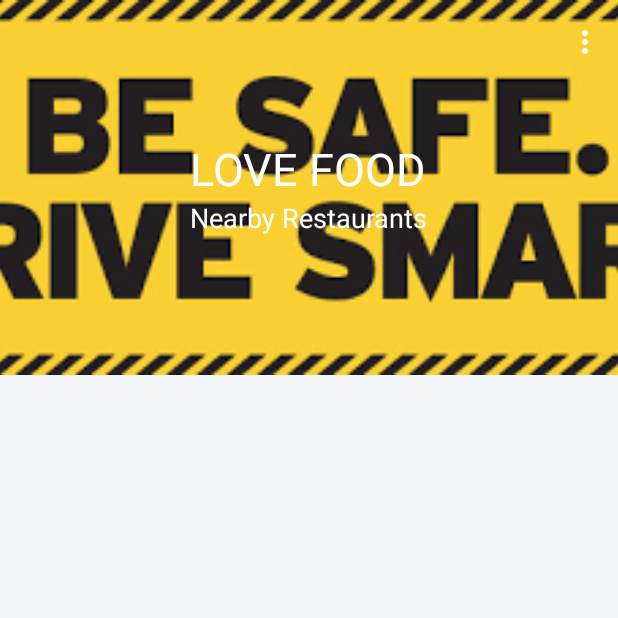
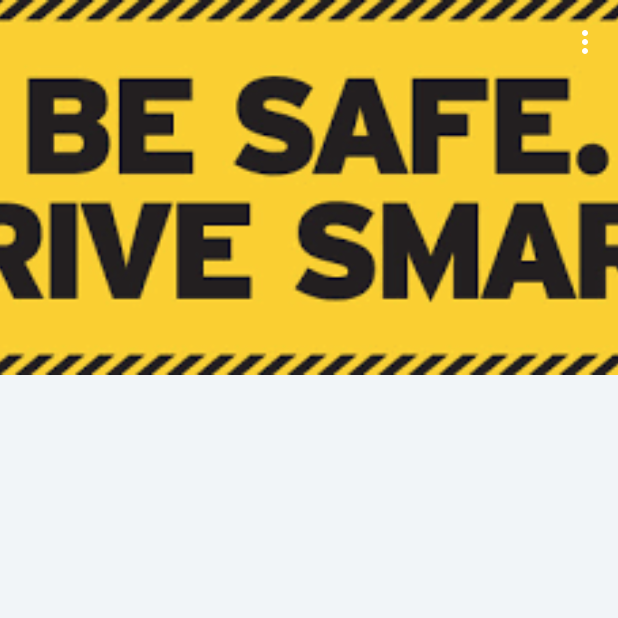
Before and after one commit to shreyas-dhoot/SafeDrive, an Android app: the screen it shows after launch (MainActivity), on a phone screen of 412 x 824 dp, the top half of it. Run offline under Robolectric (Android 15) with nearby library versions, the phone set to English and light mode, and no system bars; pictures from the network do not load; 1 statement that could not run was skipped.

Commit message:
Colour yellow. Theme.

```diff
--- a/app/src/main/java/com/example/android/myapplication/MainActivity.java
+++ b/app/src/main/java/com/example/android/myapplication/MainActivity.java
@@ -30,6 +30,7 @@ import android.support.v7.widget.DefaultItemAnimator;
 import android.support.v7.widget.RecyclerView;
 import android.util.TypedValue;
 import android.widget.ImageView;
+import android.widget.Toast;
 
 import com.bumptech.glide.Glide;
 import com.google.android.gms.common.ConnectionResult;
--- a/app/src/main/java/com/example/android/myapplication/VenueAdapter.java
+++ b/app/src/main/java/com/example/android/myapplication/VenueAdapter.java
@@ -53,8 +53,8 @@ import static com.example.android.myapplication.MainActivity.db;
 public class VenueAdapter extends RecyclerView.Adapter<VenueAdapter.MyViewHolder> {
 
 
-    private final String        CLIENT_ID = "Y5OO4ER5INNX034EARQRNY2NR1CNWNKNZ04L0IEUYJNLLFOS";
-    private final String        CLIENT_SECRET = "0ZUI1RJHNUTAAGVP503PZBZOMPEXHUQ3S33BPGXZR00LOO1U";
+    private final String        CLIENT_ID = "553TDCNOZW5A3KAJW5PVPYP0KXSMYONPKNXPJSYHUNUE2M1C";
+    private final String        CLIENT_SECRET = "XRXHA01SCCOTOERO0UILSKGKIGDAUAUU1H4AGBBAXPR20TX0";
     private final String        PREFIX_URL = "https://api.foursquare.com/v2/venues/";
     private final String        SUFFIX_URL = "?client_id="+CLIENT_ID+"&client_secret="+CLIENT_SECRET+"&v=20130815";
     private final String        SIZE_PHOTO = "100x100";
--- a/app/src/main/res/layout/activity_main.xml
+++ b/app/src/main/res/layout/activity_main.xml
@@ -38,29 +38,6 @@
                     android:scaleType="centerCrop"
                     app:layout_collapseMode="parallax" />
 
-                <LinearLayout
-                    android:layout_width="wrap_content"
-                    android:layout_height="wrap_content"
-                    android:layout_centerInParent="true"
-                    android:gravity="center_horizontal"
-                    android:orientation="vertical">
-
-                    <TextView
-                        android:id="@+id/love_music"
-                        android:layout_width="wrap_content"
-                        android:layout_height="wrap_content"
-                        android:text="@string/backdrop_title"
-                        android:textColor="@android:color/white"
-                        android:textSize="@dimen/backdrop_title" />
-
-                    <TextView
-                        android:layout_width="wrap_content"
-                        android:layout_height="wrap_content"
-                        android:text="@string/backdrop_subtitle"
-                        android:textColor="@android:color/white"
-                        android:textSize="@dimen/backdrop_subtitle" />
-
-                </LinearLayout>
             </RelativeLayout>
 
             <android.support.v7.widget.Toolbar
--- a/app/src/main/res/layout/navigate.xml
+++ b/app/src/main/res/layout/navigate.xml
@@ -9,7 +9,7 @@
         android:layout_width="match_parent"
         android:layout_height="wrap_content"
         app:mtf_openKeyboardOnFocus="true"
-        app:mtf_labelColor="@color/White"
+        app:mtf_labelColor="@color/Black"
         >
         <EditText
             android:hint="Enter Speed"
--- a/app/src/main/res/values/colors.xml
+++ b/app/src/main/res/values/colors.xml
@@ -1,8 +1,8 @@
 <?xml version="1.0" encoding="utf-8"?>
 <resources>
-    <color name="colorPrimary">#F50057</color>
-    <color name="colorPrimaryDark">#F50057</color>
-    <color name="colorAccent">#FF4081</color>
+    <color name="colorPrimary">#f2c212</color>
+    <color name="colorPrimaryDark">#f2c212</color>
+    <color name="colorAccent">#f2c212</color>
     <color name="viewBg">#f1f5f8</color>
     <color name="venue_title">#4c4c4c</color>
     <color name="venue_rating">#FFFFFF</color>
```
